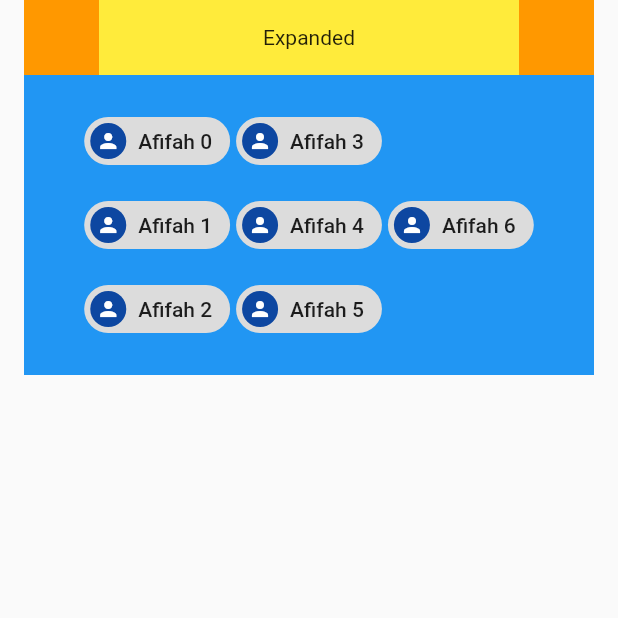
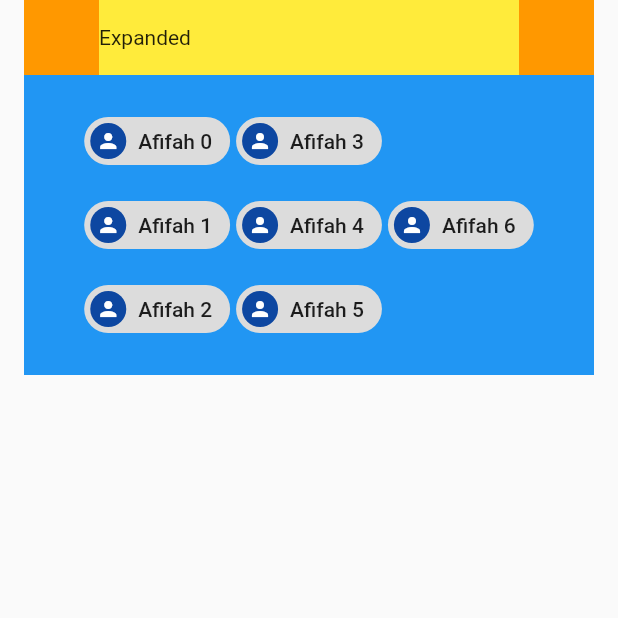
Before and after one commit to afhslll/explore_flutter, a Flutter app: the MainScreen screen opened by its route, on a phone screen of 412 x 824 dp, the top half of it. Run offline on Flutter 3.47's test engine with Material 2 defaults, Android fonts, the phone set to English and light mode, and no system bars; our stand-ins replace get_it, google_maps_flutter, location, table_calendar, webview_flutter; missing offline and left inert: connectivityswift; project files that could hold a hidden picture were left out.

Commit message:
FWoW - AnimatedContainer

```diff
--- a/lib/ui/view/weeklywidget/main_screen.dart
+++ b/lib/ui/view/weeklywidget/main_screen.dart
@@ -1,7 +1,14 @@
 import 'package:flutter/material.dart';
 
-class MainScreen extends StatelessWidget {
+class MainScreen extends StatefulWidget {
   const MainScreen({Key key}) : super(key: key);
+
+  @override
+  _MainScreenState createState() => _MainScreenState();
+}
+
+class _MainScreenState extends State<MainScreen> {
+  Alignment _alignment = Alignment.centerLeft;
 
   @override
   Widget build(BuildContext context) {
@@ -14,17 +21,36 @@ class MainScreen extends StatelessWidget {
           child: Column(
             crossAxisAlignment: CrossAxisAlignment.stretch,
             children: [
-              Row(
-                children: [
-                  Container(height: 50, width: 50, color: Colors.orange),
-                  Expanded(
-                    child: Container(
-                        height: 50,
-                        color: Colors.yellow,
-                        child: Center(child: Text('Expanded'))),
-                  ),
-                  Container(height: 50, width: 50, color: Colors.orange),
-                ],
+              Container(
+                height: 50,
+                child: Row(
+                  children: [
+                    GestureDetector(
+                        onTap: () {
+                          setState(() {
+                            _alignment = Alignment.centerLeft;
+                          });
+                        },
+                        child: Container(width: 50, color: Colors.orange)),
+                    Expanded(
+                      child: AnimatedContainer(
+                          color: _alignment == Alignment.centerLeft
+                              ? Colors.yellow
+                              : Colors.green,
+                          alignment: _alignment,
+                          duration: const Duration(seconds: 2),
+                          curve: Curves.fastOutSlowIn,
+                          child: Text('Expanded')),
+                    ),
+                    GestureDetector(
+                        onTap: () {
+                          setState(() {
+                            _alignment = Alignment.centerRight;
+                          });
+                        },
+                        child: Container(width: 50, color: Colors.orange)),
+                  ],
+                ),
               ),
               Container(
                 color: Colors.blue,
```
